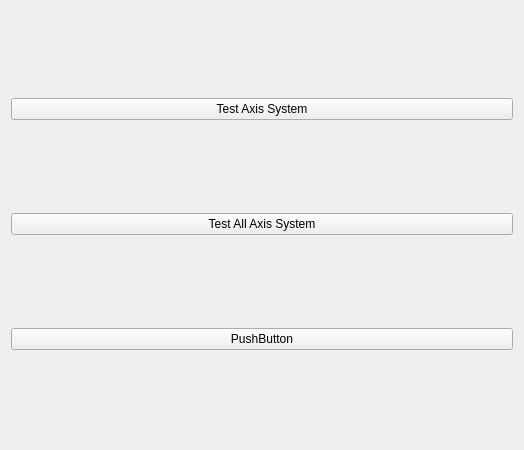
smartmaster/openglQT, file testtab.ui: the form before one commit.
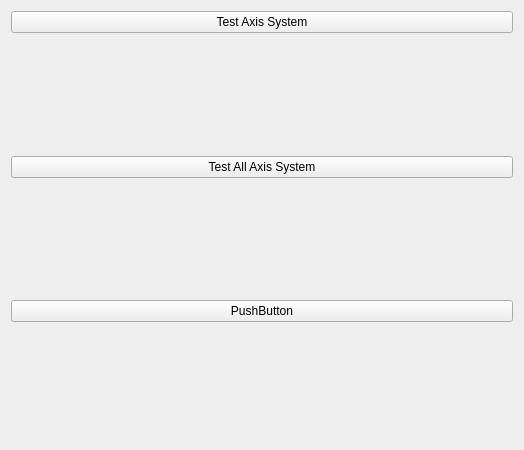
The form after the commit.

The edit to the form file:
```diff
--- a/testtab.ui
+++ b/testtab.ui
@@ -14,21 +14,21 @@
    <string>Form</string>
   </property>
   <layout class="QVBoxLayout" name="verticalLayout">
-   <item>
+   <item alignment="Qt::AlignTop">
     <widget class="QPushButton" name="pushButtonTestAxisSystem">
      <property name="text">
       <string>Test Axis System</string>
      </property>
     </widget>
    </item>
-   <item>
+   <item alignment="Qt::AlignTop">
     <widget class="QPushButton" name="pushButtonTestAll">
      <property name="text">
       <string>Test All Axis System</string>
      </property>
     </widget>
    </item>
-   <item>
+   <item alignment="Qt::AlignTop">
     <widget class="QPushButton" name="pushButton_3">
      <property name="text">
       <string>PushButton</string>
```
